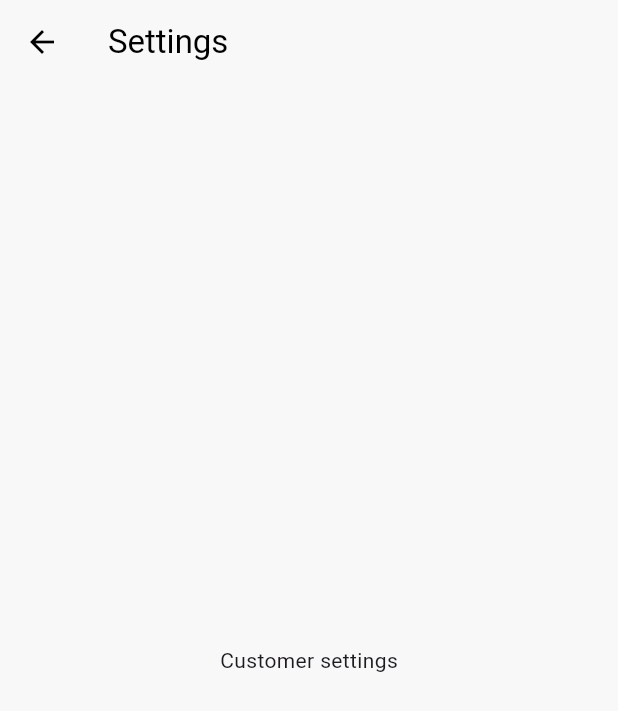
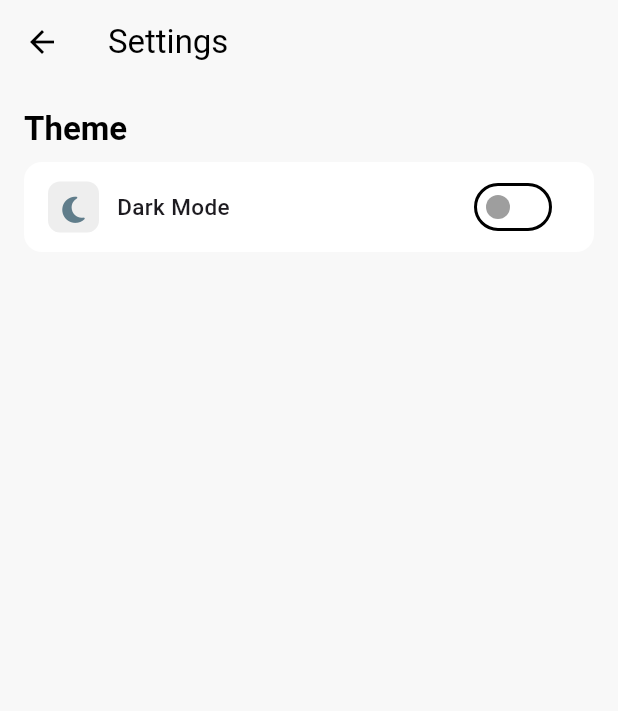
Before and after one commit to UNI-App-ariel/Barberly, a Flutter app: the SettingsPage screen opened directly, on a phone screen of 412 x 824 dp. Shown: the top 711 px of the screen. Run offline on Flutter 3.47's test engine with Material 3 defaults, Android fonts, the light colour scheme and no system bars; our stand-ins replace cached_network_image, cloud_firestore, firebase_auth, firebase_core, firebase_storage, flutter_bloc and 9 more; missing offline and left inert: flutter_facebook_auth, svg_flutter; accounts and stored records are empty.

Commit message:
working on the display gallrey for the cutsomer

```diff
--- a/lib/features/profile/presentation/pages/settings_page.dart
+++ b/lib/features/profile/presentation/pages/settings_page.dart
@@ -1,5 +1,8 @@
 import 'package:flutter/material.dart';
 import 'package:flutter_bloc/flutter_bloc.dart';
+import 'package:font_awesome_flutter/font_awesome_flutter.dart';
+import 'package:uni_app/core/common/statemangment/cubit/theme_cubit.dart';
+import 'package:uni_app/core/common/widgets/my_list_tile.dart';
 import 'package:uni_app/features/auth/domain/entities/user.dart';
 import 'package:uni_app/features/auth/presentation/bloc/auth/auth_bloc.dart';
 
@@ -38,9 +41,7 @@ class _SettingsPageState extends State<SettingsPage> {
       } else if (_user!.role == 'owner') {
         return _buildOwnerSettings();
       } else if (_user!.role == 'admin') {
-        return const Center(
-          child: Text('Admin settings'),
-        );
+        return _buildAdminSettings();
       }
     }
     return const Center(
@@ -49,14 +50,81 @@ class _SettingsPageState extends State<SettingsPage> {
   }
 
   Widget _buildCustomerSettings() {
-    return const Center(
-      child: Text('Customer settings'),
+    return Column(
+      children: [
+        // const Center(child: Text('Customer settings')),
+        _buildThemeSection(),
+      ],
     );
   }
 
   Widget _buildOwnerSettings() {
-    return const Center(
-      child: Text('Owner settings'),
+    return Column(
+      children: [
+        // const Center(child: Text('Owner settings')),
+        _buildThemeSection(),
+      ],
+    );
+  }
+
+  Widget _buildAdminSettings() {
+    return Column(
+      children: [
+        const Center(child: Text('Admin settings')),
+        _buildThemeSection(),
+      ],
+    );
+  }
+
+  Widget _buildThemeSection() {
+    return Column(
+      crossAxisAlignment: CrossAxisAlignment.start,
+      children: [
+        // Section Header (Outside the Card)
+        Padding(
+          padding: const EdgeInsets.fromLTRB(16, 16, 16, 8),
+          child: Text(
+            'Theme',
+            style: Theme.of(context).textTheme.titleLarge?.copyWith(
+                  fontWeight: FontWeight.bold,
+                  color: Theme.of(context).colorScheme.onBackground,
+                ),
+          ),
+        ),
+
+        // Grey Card for the Toggle Button
+        Card(
+          margin: const EdgeInsets.symmetric(horizontal: 16),
+          color: Theme.of(context).colorScheme.surface,
+          elevation: 0, // No shadow for a flat design
+          shape: RoundedRectangleBorder(
+            borderRadius: BorderRadius.circular(12), // Rounded corners
+          ),
+          child: _buildDarkModeToggle(),
+        ),
+      ],
+    );
+  }
+
+  Widget _buildDarkModeToggle() {
+    return MySettingsTile(
+      title: 'Dark Mode',
+      leading: const FaIcon(
+        FontAwesomeIcons.solidMoon,
+        size: 20, // Slightly larger icon
+        color: Colors.blueGrey, // Custom icon color
+      ),
+      trailing: Padding(
+        padding: const EdgeInsets.symmetric(horizontal: 8.0), // Add padding
+        child: Switch.adaptive(
+          value: context.watch<ThemeCubit>().state == ThemeMode.dark,
+          onChanged: (value) {
+            context.read<ThemeCubit>().toggleTheme();
+          },
+          activeColor: Colors.green, // Custom active color
+          inactiveThumbColor: Colors.grey, // Custom inactive color
+        ),
+      ),
     );
   }
 }
```
Also changed, not shown: lib/features/customer/presentation/pages/home/shop_details_page.dart (+4 -4 lines), lib/features/profile/presentation/pages/profile_page.dart (+0 -16 lines), 1 other file.
